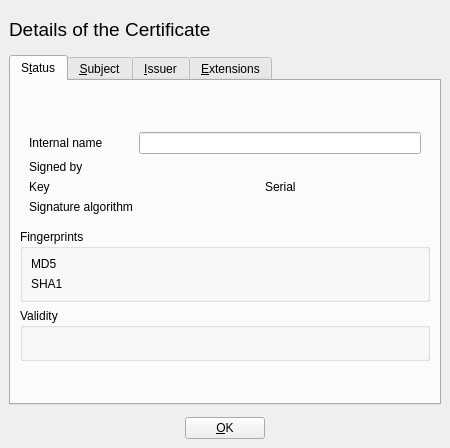
chris2511/xca, file ui/CertDetail.ui: the form before one commit.
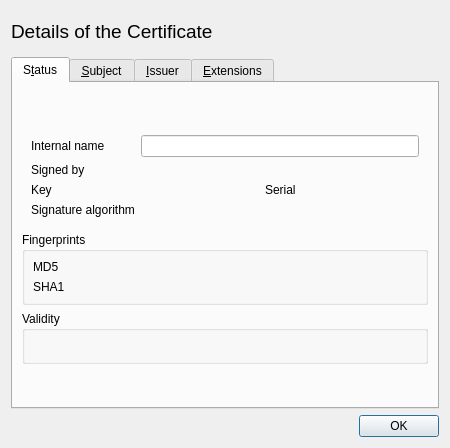
The form after the commit. Custom widgets are drawn as their Qt base class.

```diff
--- a/ui/CertDetail.ui
+++ b/ui/CertDetail.ui
@@ -13,13 +13,7 @@
   <property name="windowTitle">
    <string/>
   </property>
-  <layout class="QVBoxLayout">
-   <property name="spacing">
-    <number>6</number>
-   </property>
-   <property name="margin">
-    <number>9</number>
-   </property>
+  <layout class="QVBoxLayout" name="verticalLayout_2">
    <item>
     <layout class="QHBoxLayout">
      <property name="spacing">
@@ -376,50 +370,11 @@
     </widget>
    </item>
    <item>
-    <widget class="QWidget" name="widget" native="true"/>
-   </item>
-   <item>
-    <layout class="QHBoxLayout">
-     <property name="spacing">
-      <number>6</number>
+    <widget class="QDialogButtonBox" name="buttonBox">
+     <property name="standardButtons">
+      <set>QDialogButtonBox::Ok</set>
      </property>
-     <property name="margin">
-      <number>0</number>
-     </property>
-     <item>
-      <spacer>
-       <property name="orientation">
-        <enum>Qt::Horizontal</enum>
-       </property>
-       <property name="sizeHint" stdset="0">
-        <size>
-         <width>40</width>
-         <height>20</height>
-        </size>
-       </property>
-      </spacer>
-     </item>
-     <item>
-      <widget class="QPushButton" name="but_ok">
-       <property name="text">
-        <string>&amp;OK</string>
-       </property>
-      </widget>
-     </item>
-     <item>
-      <spacer>
-       <property name="orientation">
-        <enum>Qt::Horizontal</enum>
-       </property>
-       <property name="sizeHint" stdset="0">
-        <size>
-         <width>40</width>
-         <height>20</height>
-        </size>
-       </property>
-      </spacer>
-     </item>
-    </layout>
+    </widget>
    </item>
   </layout>
  </widget>
```
Left out of the diff: 12 changed lines with no effect on the pictures.
